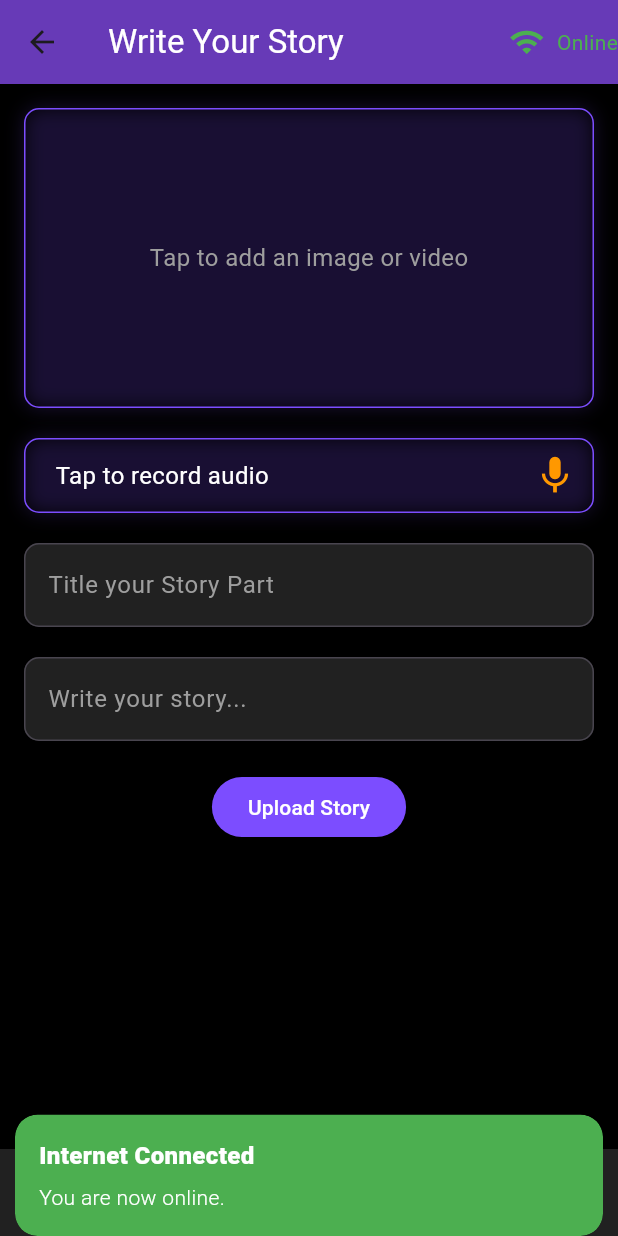
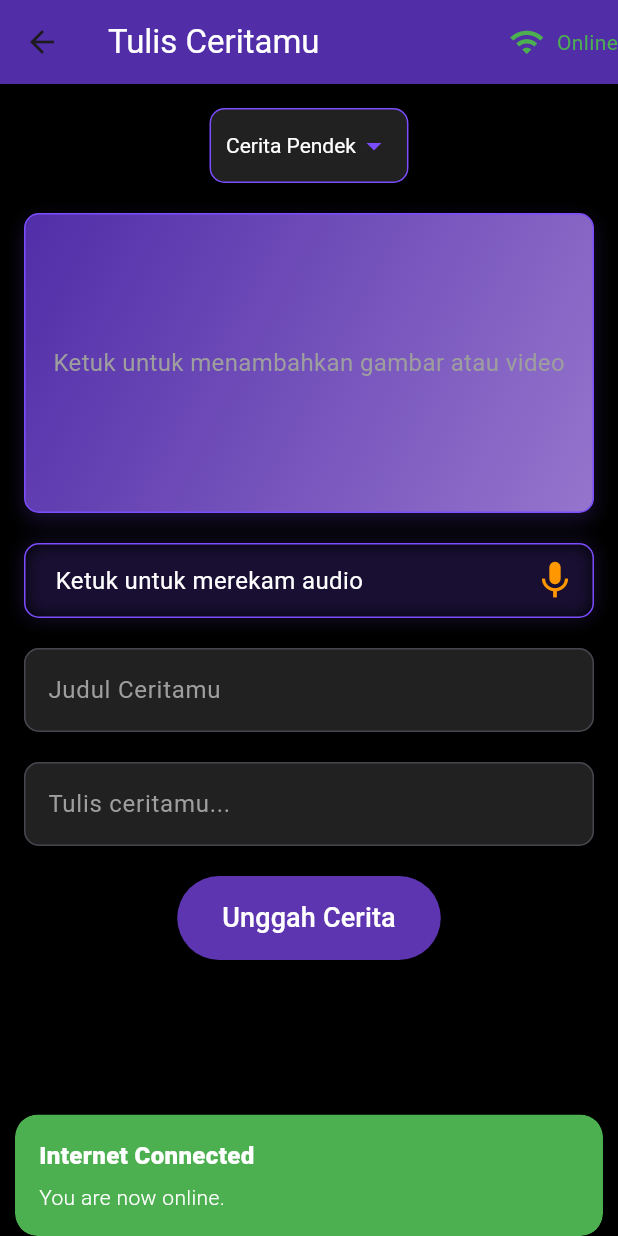
Before and after one commit to DarkMephisto155115/Prak_Mobile, a Flutter app: the WriteStoryPage screen opened by its route, on a phone screen of 412 x 824 dp. Run offline on Flutter 3.47's test engine with Material 3 defaults, Android fonts, the phone set to English and light mode, and no system bars; our stand-ins replace audioplayers, cloud_firestore, connectivity_plus, firebase_auth, firebase_core, firebase_messaging and 11 more; missing offline and left inert: flutter_sound; accounts and stored records are empty.

Commit message:
update progres

```diff
--- a/lib/presentation/pages/write_page.dart
+++ b/lib/presentation/pages/write_page.dart
@@ -31,6 +31,15 @@ class _WriteStoryPageState extends State<WriteStoryPage> {
   bool _isRecording = false;
   bool _isAudioPlaying = false;
 
+  // Tambahkan variabel untuk kategori
+  final List<String> _categories = [
+    'Cerita Pendek',
+    'Novel',
+    'Puisi',
+    'Artikel'
+  ];
+  String _selectedCategory = 'Cerita Pendek';
+
   @override
   void initState() {
     super.initState();
@@ -46,9 +55,6 @@ class _WriteStoryPageState extends State<WriteStoryPage> {
     _audioPlayer.dispose();
     super.dispose();
   }
-  // void _initializeConnection() async {
-  //   _controller._sw();
-  // }
 
   Future<void> _initializeRecorder() async {
     await _audioRecorder.openRecorder();
@@ -57,10 +63,9 @@ class _WriteStoryPageState extends State<WriteStoryPage> {
   Future<void> requestMicrophonePermission() async {
     var status = await Permission.microphone.request();
     if (status.isDenied || status.isPermanentlyDenied) {
-      // Permission denied. Show a dialog or redirect user to settings.
-      print("Microphone permission is required for recording.");
+      // print("Izin mikrofon diperlukan untuk merekam.");
     } else {
-      print("Microphone permission granted.");
+      // print("Izin mikrofon diberikan.");
     }
   }
 
@@ -71,11 +76,12 @@ class _WriteStoryPageState extends State<WriteStoryPage> {
         content: _storyController.text,
         imageFile: _selectedImage,
         audioFile: _recordedAudio,
+        category: _selectedCategory,
       );
     } else {
       Get.snackbar(
         "Error",
-        "Title and story content cannot be empty.",
+        "Judul dan konten cerita tidak boleh kosong.",
         backgroundColor: Colors.redAccent,
         colorText: Colors.white,
       );
@@ -98,7 +104,6 @@ class _WriteStoryPageState extends State<WriteStoryPage> {
                       ? Colors.green
                       : Colors.red),
             ),
-            // _controller._showConnectionSnackbar(_controller.isConnected.value);
           ],
         ));
   }
@@ -257,7 +262,7 @@ class _WriteStoryPageState extends State<WriteStoryPage> {
       );
     }
     return const Text(
-      'Tap to add an image or video',
+      'Ketuk untuk menambahkan gambar atau video',
       style: TextStyle(color: Colors.grey, fontSize: 16),
     );
   }
@@ -274,7 +279,7 @@ class _WriteStoryPageState extends State<WriteStoryPage> {
                 const SizedBox(width: 10),
                 const Expanded(
                   child: Text(
-                    'Audio Recorded',
+                    'Audio Terekam',
                     style: TextStyle(color: Colors.white, fontSize: 16),
                   ),
                 ),
@@ -304,29 +309,20 @@ class _WriteStoryPageState extends State<WriteStoryPage> {
       onTap: _recordedAudio == null ? _recordAudio : null,
       child: Container(
         padding: const EdgeInsets.symmetric(horizontal: 10, vertical: 5),
-        // decoration: BoxDecoration(
-        //   color: Colors.grey[900],
-        //   borderRadius: BorderRadius.circular(10),
-        // ),
         child: Row(
           children: [
-            // Icon(Icons.mic, color: Colors.orange, size: 30),
             const SizedBox(width: 10),
             const Expanded(
               child: Text(
-                'Tap to record audio',
+                'Ketuk untuk merekam audio',
                 style: TextStyle(color: Colors.white, fontSize: 16),
               ),
             ),
-            // GestureDetector(
-            // onTap: _recordAudio, // Start or stop recording
-            // child:
             Icon(
               _isRecording ? Icons.stop : Icons.mic,
               color: _isRecording ? Colors.red : Colors.orange,
               size: 30,
             ),
-            // ),
           ],
         ),
       ),
@@ -338,19 +334,52 @@ class _WriteStoryPageState extends State<WriteStoryPage> {
     return Scaffold(
       backgroundColor: Colors.black,
       appBar: AppBar(
-        backgroundColor: Colors.deepPurple,
+        backgroundColor: Colors.deepPurple[700],
         title: const Text(
-          'Write Your Story',
+          'Tulis Ceritamu',
           style: TextStyle(color: Colors.white),
         ),
         actions: [
-          _statusConnectionWidget(), // Status koneksi
+          _statusConnectionWidget(),
         ],
       ),
       body: SingleChildScrollView(
         padding: const EdgeInsets.all(16.0),
         child: Column(
           children: [
+            // Dropdown untuk kategori
+            Container(
+              padding: const EdgeInsets.symmetric(horizontal: 10),
+              decoration: BoxDecoration(
+                color: Colors.grey[900],
+                borderRadius: BorderRadius.circular(10),
+                border: Border.all(color: Colors.deepPurpleAccent),
+              ),
+              child: DropdownButtonHideUnderline(
+                child: DropdownButton<String>(
+                  value: _selectedCategory,
+                  icon: const Icon(Icons.arrow_drop_down,
+                      color: Colors.deepPurpleAccent),
+                  iconSize: 24,
+                  elevation: 16,
+                  style: const TextStyle(color: Colors.white),
+                  dropdownColor: Colors.grey[900],
+                  onChanged: (String? newValue) {
+                    setState(() {
+                      _selectedCategory = newValue!;
+                    });
+                  },
+                  items:
+                      _categories.map<DropdownMenuItem<String>>((String value) {
+                    return DropdownMenuItem<String>(
+                      value: value,
+                      child: Text(value),
+                    );
+                  }).toList(),
+                ),
+              ),
+            ),
+            const SizedBox(height: 20),
             GestureDetector(
               onTap: () {
                 showModalBottomSheet(
@@ -365,7 +394,7 @@ class _WriteStoryPageState extends State<WriteStoryPage> {
                         ListTile(
                           leading: const Icon(Icons.camera_alt,
                               color: Colors.deepPurple),
-                          title: const Text('Capture Image'),
+                          title: const Text('Ambil Gambar'),
                           onTap: () {
                             Navigator.pop(context);
                             _pickMedia('image', ImageSource.camera);
@@ -374,7 +403,7 @@ class _WriteStoryPageState extends State<WriteStoryPage> {
                         ListTile(
                           leading:
                               const Icon(Icons.image, color: Colors.deepPurple),
-                          title: const Text('Select Image from Gallery'),
+                          title: const Text('Pilih Gambar dari Galeri'),
                           onTap: () {
                             Navigator.pop(context);
                             _pickMedia('image', ImageSource.gallery);
@@ -383,7 +412,7 @@ class _WriteStoryPageState extends State<WriteStoryPage> {
                         ListTile(
                           leading: const Icon(Icons.videocam,
                               color: Colors.deepPurple),
-                          title: const Text('Capture Video'),
+                          title: const Text('Rekam Video'),
                           onTap: () {
                             Navigator.pop(context);
                             _pickMedia('video', ImageSource.camera);
@@ -392,7 +421,7 @@ class _WriteStoryPageState extends State<WriteStoryPage> {
                         ListTile(
                           leading: const Icon(Icons.video_library,
                               color: Colors.deepPurple),
-                          title: const Text('Select Video from Gallery'),
+                          title: const Text('Pilih Video dari Galeri'),
                           onTap: () {
                             Navigator.pop(context);
                             _pickMedia('video', ImageSource.gallery);
@@ -408,10 +437,16 @@ class _WriteStoryPageState extends State<WriteStoryPage> {
                 decoration: BoxDecoration(
                   borderRadius: BorderRadius.circular(10),
                   border: Border.all(color: Colors.deepPurpleAccent),
+                  gradient: LinearGradient(
+                    begin: Alignment.topLeft,
+                    end: Alignment.bottomRight,
+                    colors: [Colors.deepPurple[700]!, Colors.deepPurple[300]!],
+                  ),
                   boxShadow: [
                     BoxShadow(
                       color: Colors.deepPurpleAccent.withOpacity(0.2),
                       blurRadius: 10,
+                      offset: const Offset(0, 5),
                     ),
                   ],
                 ),
@@ -440,7 +475,7 @@ class _WriteStoryPageState extends State<WriteStoryPage> {
               controller: _titleController,
               style: const TextStyle(color: Colors.white),
               decoration: InputDecoration(
-                hintText: 'Title your Story Part',
+                hintText: 'Judul Ceritamu',
                 hintStyle: const TextStyle(color: Colors.grey),
                 filled: true,
                 fillColor: Colors.grey[900],
@@ -455,7 +490,7 @@ class _WriteStoryPageState extends State<WriteStoryPage> {
               style: const TextStyle(color: Colors.white),
               maxLines: null,
               decoration: InputDecoration(
-                hintText: 'Write your story...',
+                hintText: 'Tulis ceritamu...',
                 hintStyle: const TextStyle(color: Colors.grey),
                 filled: true,
                 fillColor: Colors.grey[900],
@@ -473,42 +508,20 @@ class _WriteStoryPageState extends State<WriteStoryPage> {
                 onPressed: _saveStory,
                 style: ElevatedButton.styleFrom(
                   foregroundColor: Colors.white,
-                  backgroundColor: Colors.deepPurpleAccent,
+                  backgroundColor: Colors.deepPurple[600],
+                  padding:
+                      const EdgeInsets.symmetric(horizontal: 30, vertical: 15),
+                  shape: RoundedRectangleBorder(
+                    borderRadius: BorderRadius.circular(30),
+                  ),
                 ),
-                child: const Text('Upload Story'),
+                child:
+                    const Text('Unggah Cerita', style: TextStyle(fontSize: 18)),
               );
             }),
           ],
         ),
       ),
-      bottomNavigationBar: BottomNavigationBar(
-        backgroundColor: Colors.grey[900],
-        selectedItemColor: Colors.orange,
-        unselectedItemColor: Colors.grey,
-        items: const [
-          BottomNavigationBarItem(
-            icon: Tooltip(
-              message: 'Go Back',
-              child: Icon(Icons.arrow_back),
-            ),
-            label: 'Back',
-          ),
-          BottomNavigationBarItem(
-            icon: Tooltip(
-              message: 'Add Text',
-              child: Icon(Icons.format_align_left),
-            ),
-            label: 'Text',
-          ),
-          BottomNavigationBarItem(
-            icon: Tooltip(
-              message: 'Add Media',
-              child: Icon(Icons.image),
-            ),
-            label: 'Media',
-          ),
-        ],
-      ),
     );
   }
 }
```
Also changed, not shown: lib/presentation/controllers/write_controller.dart (+36 -41 lines).
